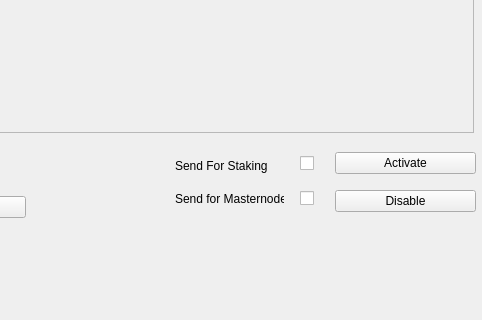
Old version of the form src/qt/forms/multisenddialog.ui in the repository SHTDJ/Bulwark; both pictures show x 295 to 777 and y 218 to 538 of the 777 by 538 pixel window.
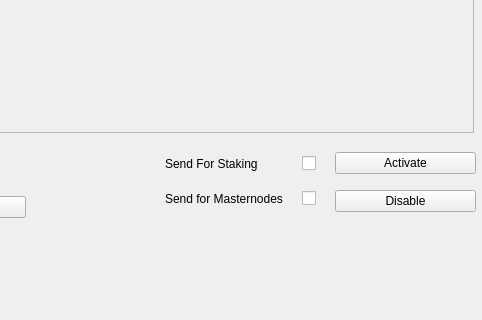
New version of the form. Icons and pictures are not drawn.

Commit message: hopefully fixed overlapping this time

Patch:
```diff
--- a/src/qt/forms/multisenddialog.ui
+++ b/src/qt/forms/multisenddialog.ui
@@ -76,66 +76,6 @@
     </layout>
    </widget>
   </widget>
-  <widget class="QWidget" name="horizontalLayoutWidget">
-   <property name="geometry">
-    <rect>
-     <x>460</x>
-     <y>360</y>
-     <width>149</width>
-     <height>80</height>
-    </rect>
-   </property>
-   <layout class="QHBoxLayout" name="horizontalLayout">
-    <item>
-     <layout class="QVBoxLayout" name="verticalLayout_2">
-      <property name="leftMargin">
-       <number>10</number>
-      </property>
-      <property name="topMargin">
-       <number>10</number>
-      </property>
-      <property name="rightMargin">
-       <number>10</number>
-      </property>
-      <property name="bottomMargin">
-       <number>10</number>
-      </property>
-      <item>
-       <widget class="QLabel" name="MSStakingStatusLabel">
-        <property name="text">
-         <string>Send For Staking</string>
-        </property>
-       </widget>
-      </item>
-      <item>
-       <widget class="QLabel" name="MSMasternodeLabel">
-        <property name="text">
-         <string>Send for Masternodes</string>
-        </property>
-       </widget>
-      </item>
-     </layout>
-    </item>
-    <item>
-     <layout class="QVBoxLayout" name="verticalLayout">
-      <item>
-       <widget class="QCheckBox" name="multiSendMasternodeCheckBox">
-        <property name="text">
-         <string/>
-        </property>
-       </widget>
-      </item>
-      <item>
-       <widget class="QCheckBox" name="multiSendStakeCheckBox">
-        <property name="text">
-         <string/>
-        </property>
-       </widget>
-      </item>
-     </layout>
-    </item>
-   </layout>
-  </widget>
   <widget class="QWidget" name="verticalLayoutWidget_3">
    <property name="geometry">
     <rect>
@@ -279,6 +219,66 @@
     </item>
    </layout>
   </widget>
+  <widget class="QWidget" name="verticalLayoutWidget_2">
+   <property name="geometry">
+    <rect>
+     <x>460</x>
+     <y>360</y>
+     <width>151</width>
+     <height>80</height>
+    </rect>
+   </property>
+   <layout class="QVBoxLayout" name="verticalLayout">
+    <item>
+     <layout class="QHBoxLayout" name="horizontalLayout_3">
+      <item>
+       <widget class="QLabel" name="MSStakingStatusLabel">
+        <property name="text">
+         <string>Send For Staking</string>
+        </property>
+       </widget>
+      </item>
+      <item>
+       <widget class="QCheckBox" name="multiSendStakeCheckBox">
+        <property name="sizePolicy">
+         <sizepolicy hsizetype="Maximum" vsizetype="Fixed">
+          <horstretch>0</horstretch>
+          <verstretch>0</verstretch>
+         </sizepolicy>
+        </property>
+        <property name="text">
+         <string/>
+        </property>
+       </widget>
+      </item>
+     </layout>
+    </item>
+    <item>
+     <layout class="QHBoxLayout" name="horizontalLayout">
+      <item>
+       <widget class="QLabel" name="MSMasternodeLabel">
+        <property name="text">
+         <string>Send for Masternodes</string>
+        </property>
+       </widget>
+      </item>
+      <item>
+       <widget class="QCheckBox" name="multiSendMasternodeCheckBox">
+        <property name="sizePolicy">
+         <sizepolicy hsizetype="Maximum" vsizetype="Maximum">
+          <horstretch>0</horstretch>
+          <verstretch>0</verstretch>
+         </sizepolicy>
+        </property>
+        <property name="text">
+         <string/>
+        </property>
+       </widget>
+      </item>
+     </layout>
+    </item>
+   </layout>
+  </widget>
  </widget>
  <resources>
   <include location="../bulwark.qrc"/>
```
